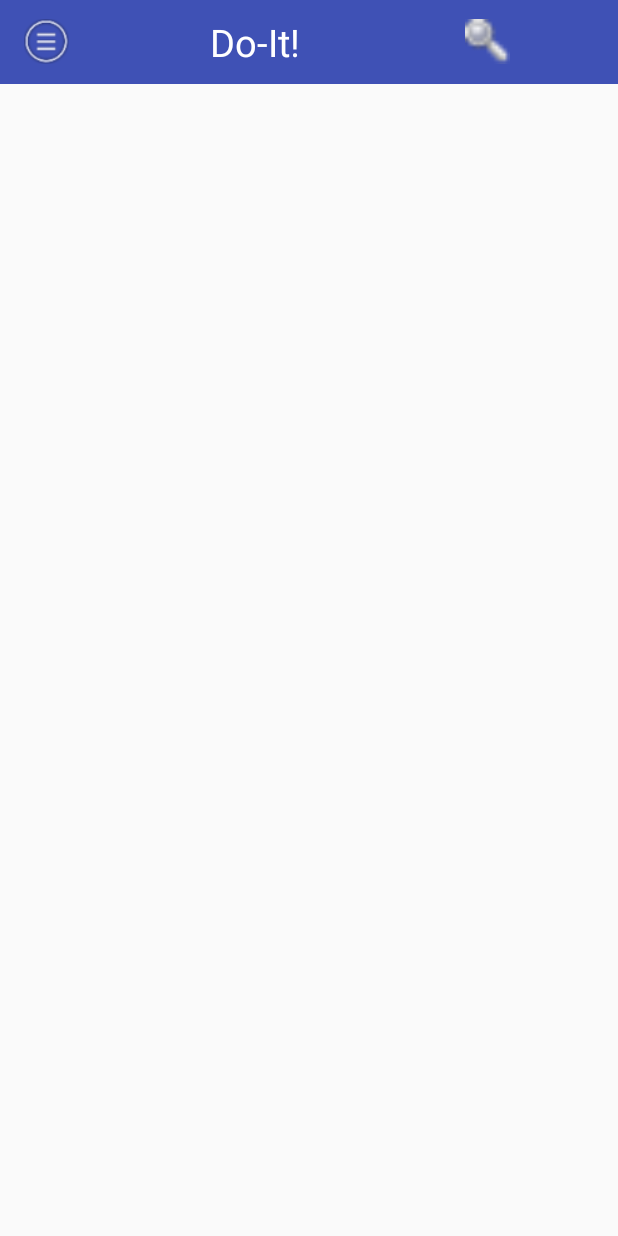
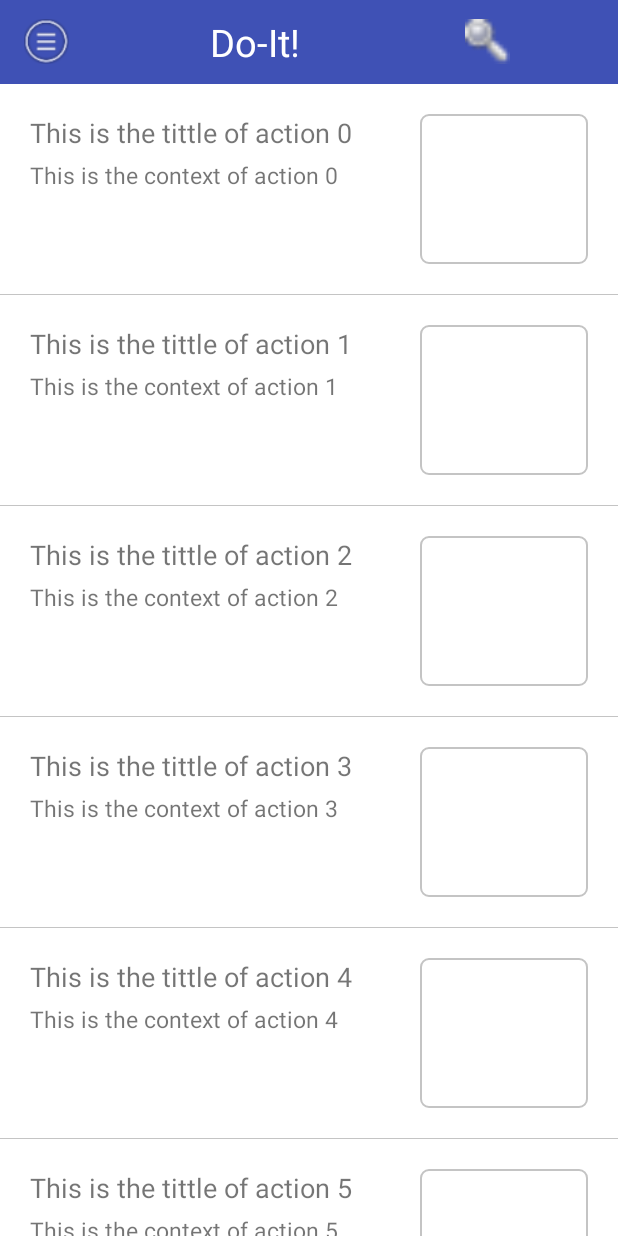
Before and after one commit to AlexZhang-lililil/DoitAction, an Android app: the MenuActivity screen opened directly, with no data from a screen before it, on a phone screen of 412 x 824 dp. Run offline under Robolectric (Android 15) with nearby library versions, the phone set to English and light mode, and no system bars.

Commit message:
Suggestion List on the main page

```diff
--- a/app/build.gradle
+++ b/app/build.gradle
@@ -23,6 +23,7 @@ dependencies {
     implementation fileTree(include: ['*.jar'], dir: 'libs')
     implementation 'com.android.support:appcompat-v7:28.0.0-beta01'
     implementation 'com.android.support.constraint:constraint-layout:1.1.2'
+    implementation 'com.android.support:recyclerview-v7:28.0.0-beta01'
     testImplementation 'junit:junit:4.12'
     androidTestImplementation 'com.android.support.test:runner:1.0.2'
     androidTestImplementation 'com.android.support.test.espresso:espresso-core:3.0.2'
--- a/app/src/main/AndroidManifest.xml
+++ b/app/src/main/AndroidManifest.xml
@@ -20,8 +20,9 @@
         <activity android:name=".SettingActivity" />
         <activity android:name=".BookmarksActivity" />
         <activity android:name=".MyAchievementActivity" />
-        <activity android:name=".SuggestionHistoryActivity"></activity>
-        <activity android:name=".SearchActivity"/>
+        <activity android:name=".SuggestionHistoryActivity" />
+        <activity android:name=".SearchActivity" />
+        <activity android:name=".ActionActivity"></activity>
     </application>
 
 </manifest>
--- /dev/null
+++ b/app/src/main/java/com/example/orquoll/swen90014_2018_or_quoll/Adapters/MenuSuggestionAdapter.java
@@ -0,0 +1,63 @@
+package com.example.orquoll.swen90014_2018_or_quoll.Adapters;
+
+import android.content.Context;
+import android.content.Intent;
+import android.support.annotation.NonNull;
+import android.support.v7.widget.RecyclerView;
+import android.view.LayoutInflater;
+import android.view.View;
+import android.view.ViewGroup;
+import android.widget.ImageView;
+import android.widget.TextView;
+
+import com.example.orquoll.swen90014_2018_or_quoll.ActionActivity;
+import com.example.orquoll.swen90014_2018_or_quoll.MenuActivity;
+import com.example.orquoll.swen90014_2018_or_quoll.R;
+
+public class MenuSuggestionAdapter extends RecyclerView.Adapter<MenuSuggestionAdapter.LinearViewHolder> {
+
+    private Context mContext;
+
+    public MenuSuggestionAdapter(Context context){
+        this.mContext = context;
+    }
+
+    @NonNull
+    @Override
+    public MenuSuggestionAdapter.LinearViewHolder onCreateViewHolder(@NonNull ViewGroup viewGroup, int i) {
+        return new LinearViewHolder(LayoutInflater.from(mContext).inflate(R.layout.layout_list_suggestion,viewGroup,false));
+    }
+
+    @Override
+    public void onBindViewHolder(@NonNull MenuSuggestionAdapter.LinearViewHolder viewHolder, int i) {
+        viewHolder.action_tittle.setText("This is the tittle of action "+i);
+        viewHolder.action_content.setText("This is the context of action "+i);
+        viewHolder.itemView.setOnClickListener(new View.OnClickListener() {
+            @Override
+            public void onClick(View view) {
+                Intent intent = new Intent();
+                intent.setClass( mContext,ActionActivity.class );
+                mContext.startActivity(intent);
+            }
+        });
+
+    }
+
+    @Override
+    public int getItemCount() {
+        return 15;
+    }
+
+    class LinearViewHolder extends RecyclerView.ViewHolder {
+
+        private TextView action_tittle,action_content;
+        private ImageView action_image;
+
+        public LinearViewHolder(@NonNull View itemView) {
+            super(itemView);
+            action_content = (TextView)itemView.findViewById(R.id.aciton_content);
+            action_tittle = (TextView)itemView.findViewById(R.id.aciton_tittle);
+            action_image = (ImageView) itemView.findViewById(R.id.action_images);
+        }
+    }
+}
--- a/app/src/main/java/com/example/orquoll/swen90014_2018_or_quoll/MenuActivity.java
+++ b/app/src/main/java/com/example/orquoll/swen90014_2018_or_quoll/MenuActivity.java
@@ -1,16 +1,18 @@
 package com.example.orquoll.swen90014_2018_or_quoll;
 
 import android.content.Intent;
+import android.graphics.Rect;
 import android.support.v4.widget.DrawerLayout;
 import android.support.v7.app.AppCompatActivity;
 import android.os.Bundle;
+import android.support.v7.widget.LinearLayoutManager;
+import android.support.v7.widget.RecyclerView;
 import android.view.Gravity;
 import android.view.View;
 import android.widget.Button;
-import android.support.v7.widget.SearchView;
 import android.widget.TextView;
 
-
+import com.example.orquoll.swen90014_2018_or_quoll.Adapters.MenuSuggestionAdapter;
 
 
 public class MenuActivity extends AppCompatActivity {
@@ -22,6 +24,7 @@ public class MenuActivity extends AppCompatActivity {
     private TextView txt_history;
     private TextView txt_achievement;
     private TextView txt_setting;
+    private RecyclerView rv_suggestion;
 
     @Override
     protected void onCreate(Bundle savedInstanceState) {
@@ -35,6 +38,7 @@ public class MenuActivity extends AppCompatActivity {
         txt_bookmark = (TextView) findViewById(R.id.txt_bookmarks);
         txt_history = (TextView) findViewById(R.id.txt_suggestion_history);
         btn_search = (Button) findViewById(R.id.btn_search);
+        rv_suggestion = (RecyclerView)findViewById(R.id.rv_suggestion);
 
 
         btn_menu.setOnClickListener(new View.OnClickListener() {
@@ -45,6 +49,10 @@ public class MenuActivity extends AppCompatActivity {
         });
 
         setListeners();
+
+        rv_suggestion.setLayoutManager(new LinearLayoutManager(MenuActivity.this));
+        rv_suggestion.setAdapter(new MenuSuggestionAdapter(MenuActivity.this));
+        rv_suggestion.addItemDecoration(new Decoration());
 
     }
 
@@ -84,4 +92,10 @@ public class MenuActivity extends AppCompatActivity {
         }
     }
 
+    class Decoration extends RecyclerView.ItemDecoration{
+        public void getItemOffsets(Rect outRect, View view, RecyclerView parent, RecyclerView.State state){
+            super.getItemOffsets(outRect,view,parent,state);
+            outRect.set(0,0,0,getResources().getDimensionPixelOffset(R.dimen.divider));
+        }
+    }
 }
--- a/app/src/main/res/layout/activity_menu.xml
+++ b/app/src/main/res/layout/activity_menu.xml
@@ -44,6 +44,13 @@
                 android:layout_marginLeft="110dp"/>
 
         </android.support.v7.widget.Toolbar>
+
+        <android.support.v7.widget.RecyclerView
+            android:id="@+id/rv_suggestion"
+            android:layout_width="match_parent"
+            android:layout_height="wrap_content"
+            android:background="@color/lightGray"
+            />
 
 </LinearLayout>
 
--- /dev/null
+++ b/app/src/main/res/layout/layout_list_suggestion.xml
@@ -0,0 +1,31 @@
+<?xml version="1.0" encoding="utf-8"?>
+<LinearLayout xmlns:android="http://schemas.android.com/apk/res/android"
+    android:orientation="horizontal" android:layout_width="match_parent"
+    android:layout_height="wrap_content"
+    android:padding="20dp"
+    android:background="@color/transparent">
+    <LinearLayout
+        android:layout_width="250dp"
+        android:layout_height="100dp"
+        android:orientation="vertical">
+        <TextView
+            android:layout_width="wrap_content"
+            android:layout_height="30dp"
+            android:text="this is the aciton's tittle"
+            android:textSize="18sp"
+            android:id="@+id/aciton_tittle"/>
+        <TextView
+            android:layout_width="wrap_content"
+            android:layout_height="match_parent"
+            android:text="This is the cotent...."
+            android:textSize="15sp"
+            android:id="@+id/aciton_content"/>
+    </LinearLayout>
+    <ImageView
+        android:layout_width="match_parent"
+        android:layout_height="100dp"
+        android:background="@drawable/search_shape"
+        android:id="@+id/action_images"
+        android:layout_marginLeft="10dp"/>
+
+</LinearLayout>
--- /dev/null
+++ b/app/src/main/res/values/dimens.xml
@@ -0,0 +1,4 @@
+<?xml version="1.0" encoding="utf-8"?>
+<resources>
+    <dimen name="divider">1dp</dimen>
+</resources>
```
Also changed, not shown: app/src/main/java/com/example/orquoll/swen90014_2018_or_quoll/ActionActivity.java (renamed from app/src/main/java/com/example/orquoll/swen90014_2018_or_quoll/BrosweActivity.java, +7 -6 lines), app/src/main/res/layout/activity_action.xml (renamed from app/src/main/res/layout/activity_browse.xml, +9 -13 lines).
